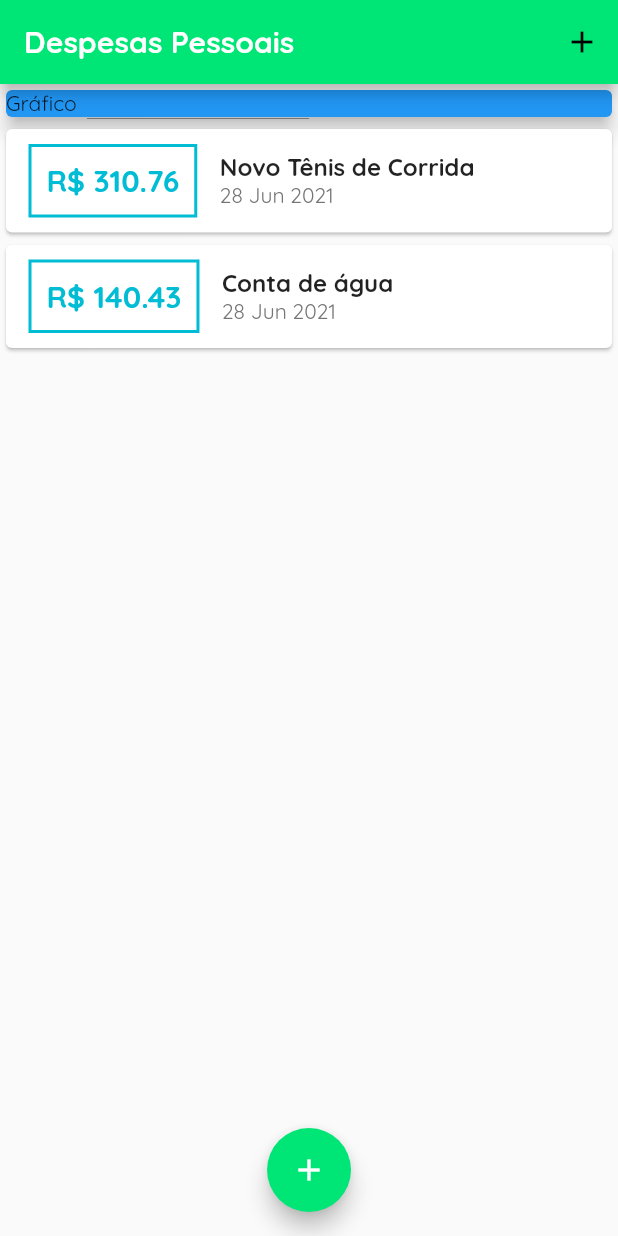
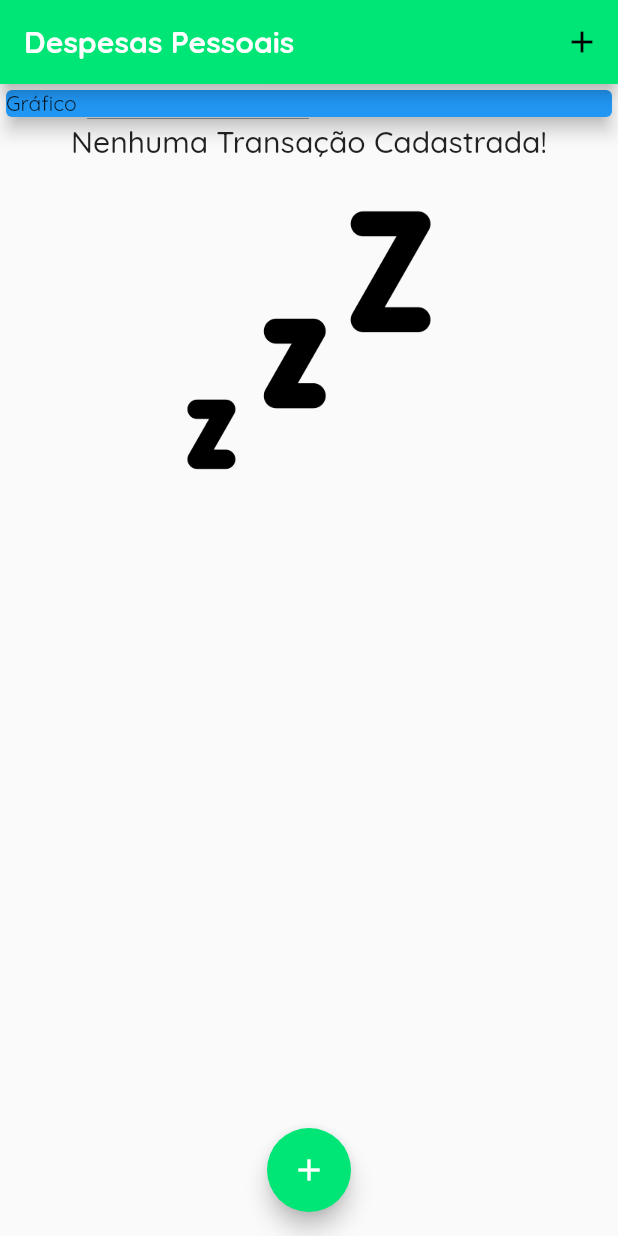
Before and after one commit to isaacwrk/Expenses-flutter, a Flutter app: the screen it shows after launch, on a phone screen of 412 x 824 dp. Run offline on Flutter 3.47's test engine with Material 2 defaults, Android fonts, the phone set to English and light mode, and no system bars.

Commit message:
Inserindo imagens, ternário e BoxSized

```diff
--- a/lib/components/transaction_list.dart
+++ b/lib/components/transaction_list.dart
@@ -14,7 +14,22 @@ class TransactionList extends StatelessWidget {
     return
       Container(
         height: 300,
-        child: ListView.builder(
+        child: transactions.isEmpty ? Column (
+          children: <Widget>[
+            Text(
+              'Nenhuma Transação Cadastrada!',
+              style: Theme.of(context).textTheme.headline6,
+            ),
+            SizedBox(height:20),
+            Container(
+              height: 200,
+              child: Image.asset(
+                'assets/images/waiting.png',
+                fit: BoxFit.cover,
+              ),
+            )
+          ],
+        ) : ListView.builder(
           itemCount: transactions.length,
           itemBuilder: (ctx,index){
             final tr = transactions[index];
--- a/lib/main.dart
+++ b/lib/main.dart
@@ -42,19 +42,19 @@ class MyHomePage extends StatefulWidget {
 }
 
 class _MyHomePageState extends State<MyHomePage> {
-    final _transactions = [
-    Transaction(
-      id:'t1',
-      title: 'Novo Tênis de Corrida',
-      value:310.76,
-      date: DateTime.now(),
-    ),
-    Transaction(
-      id:'t2',
-      title: 'Conta de água',
-      value:140.43,
-      date: DateTime.now(),
-    ),
+    final List <Transaction> _transactions = [
+    //Transaction(
+      //id:'t1',
+      //title: 'Novo Tênis de Corrida',
+      //value:310.76,
+      //date: DateTime.now(),
+   // ),
+    //Transaction(
+     // id:'t2',
+     // title: 'Conta de água',
+     // value:140.43,
+    //  date: DateTime.now(),
+   // ),
   ];
 
   _addTransaction(String title, double value){
--- a/pubspec.yaml
+++ b/pubspec.yaml
@@ -59,8 +59,8 @@ flutter:
   uses-material-design: true
 
   # To add assets to your application, add an assets section, like this:
-  # assets:
-  #   - images/a_dot_burr.jpeg
+  assets:
+   - assets/images/waiting.png
   #   - images/a_dot_ham.jpeg
 
   # An image asset can refer to one or more resolution-specific "variants", see
```
Also changed, not shown: assets/images/waiting.png (added).
